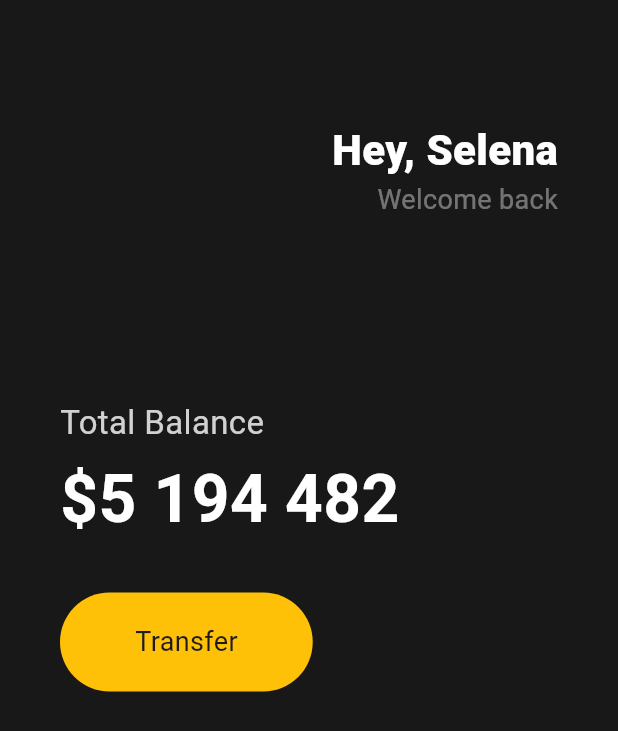
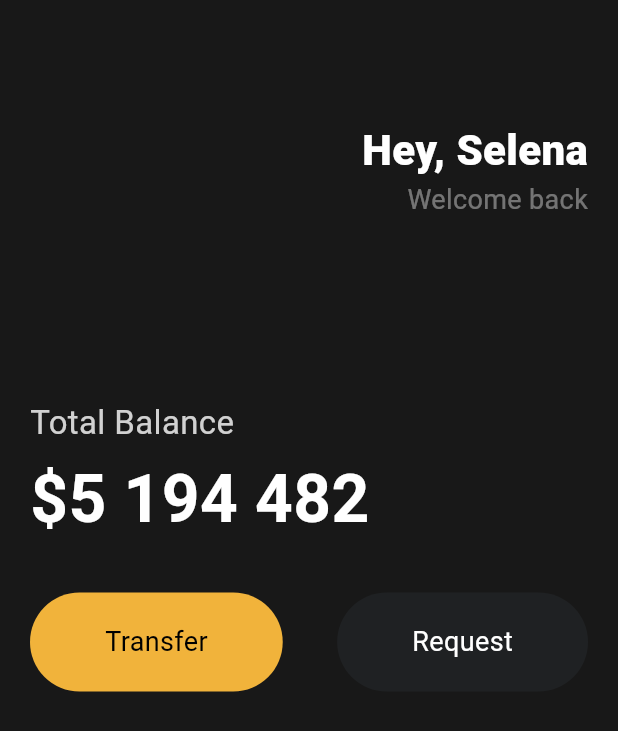
Before and after one commit to portal2312/toonflix, a Flutter app: the screen it shows after launch, on a phone screen of 412 x 824 dp. Shown: the top 731 px of the screen. Run offline on Flutter 3.47's test engine with Material 3 defaults, Android fonts, the phone set to English and light mode, and no system bars.

Commit message:
3.5. Reusable Widgets

```diff
--- a/lib/main.dart
+++ b/lib/main.dart
@@ -1,4 +1,5 @@
 import 'package:flutter/material.dart';
+import 'package:toonflix/widgets/button.dart';
 
 void main() {
   runApp(const App());
@@ -13,7 +14,7 @@
       home: Scaffold(
         backgroundColor: const Color(0xFF181818),
         body: Padding(
-          padding: const EdgeInsets.symmetric(horizontal: 40),
+          padding: const EdgeInsets.symmetric(horizontal: 20),
           child: Column(
             crossAxisAlignment: CrossAxisAlignment.start,
             children: [
@@ -69,26 +70,19 @@
               const SizedBox(
                 height: 30,
               ),
-              Row(
+              const Row(
+                mainAxisAlignment: MainAxisAlignment.spaceBetween,
                 children: [
-                  Container(
-                    decoration: BoxDecoration(
-                      borderRadius: BorderRadius.circular(45),
-                      color: Colors.amber,
-                    ),
-                    child: const Padding(
-                      padding: EdgeInsets.symmetric(
-                        vertical: 20,
-                        horizontal: 50,
-                      ),
-                      child: Text(
-                        "Transfer",
-                        style: TextStyle(
-                          fontSize: 18,
-                        ),
-                      ),
-                    ),
-                  )
+                  Button(
+                    bgColor: Color(0xFFF1B33B),
+                    text: "Transfer",
+                    textColor: Colors.black,
+                  ),
+                  Button(
+                    bgColor: Color(0xFF1F2123),
+                    text: "Request",
+                    textColor: Colors.white,
+                  ),
                 ],
               ),
             ],
--- /dev/null
+++ b/lib/widgets/button.dart
@@ -0,0 +1,37 @@
+import 'package:flutter/material.dart';
+
+class Button extends StatelessWidget {
+  final Color bgColor;
+  final String text;
+  final Color textColor;
+
+  const Button({
+    super.key,
+    required this.bgColor,
+    required this.text,
+    required this.textColor,
+  });
+
+  @override
+  Widget build(BuildContext context) {
+    return Container(
+      decoration: BoxDecoration(
+        borderRadius: BorderRadius.circular(45),
+        color: bgColor,
+      ),
+      child: Padding(
+        padding: const EdgeInsets.symmetric(
+          vertical: 20,
+          horizontal: 50,
+        ),
+        child: Text(
+          text,
+          style: TextStyle(
+            color: textColor,
+            fontSize: 18,
+          ),
+        ),
+      ),
+    );
+  }
+}
```
